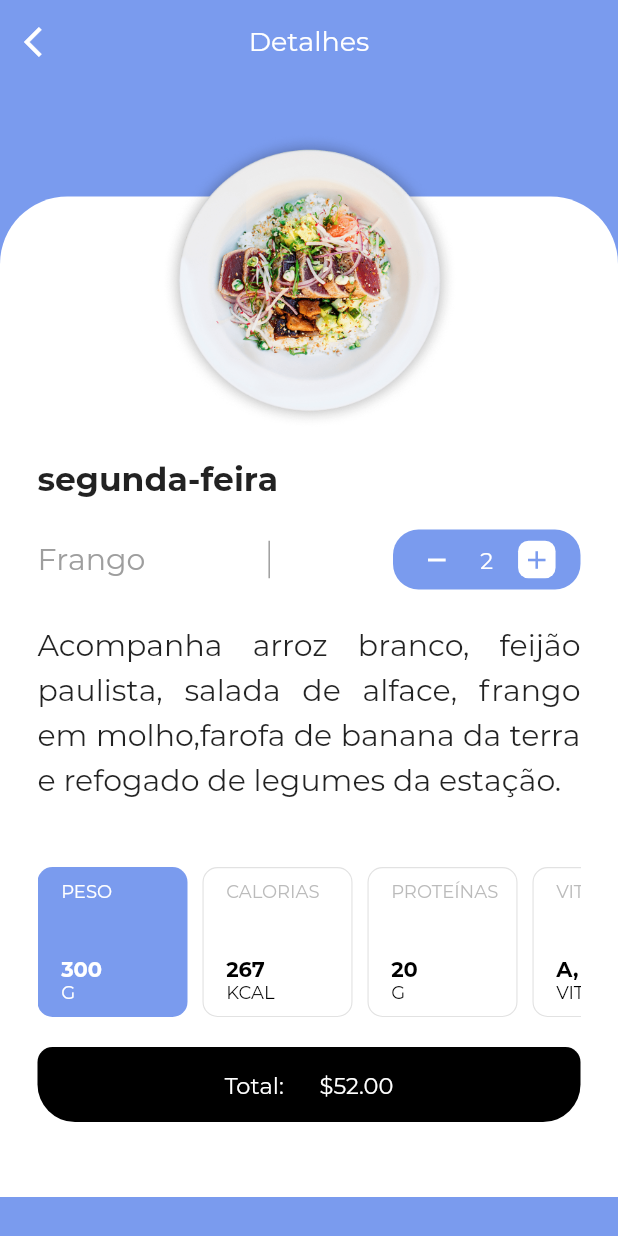
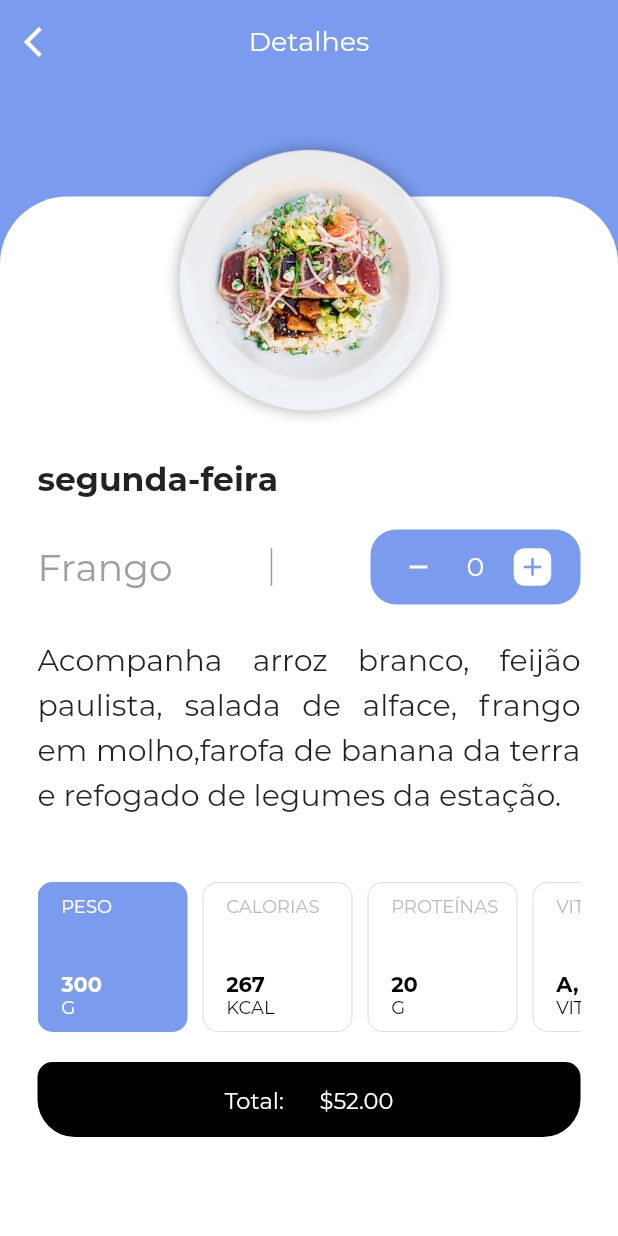
Before and after one commit to mariugo/food_delivery, a Flutter app: the screen it shows after launch, after a tap on "segunda-feira", on a phone screen of 412 x 824 dp. Run offline on Flutter 3.47's test engine with Material 2 defaults, Android fonts, the phone set to English and light mode, and no system bars.

Commit message:
Changes to gradle, sdk 29, +/- buttons

```diff
--- a/lib/screens/home.dart
+++ b/lib/screens/home.dart
@@ -47,20 +47,21 @@ class _HomeState extends State<Home> {
                 height: 40.0,
               ),
               Container(
-                height: MediaQuery.of(context).size.height - 185.0,
+                height: MediaQuery.of(context).size.height,
                 decoration: BoxDecoration(
                   color: Colors.white,
                   borderRadius:
                       BorderRadius.only(topLeft: Radius.circular(75.0)),
                 ),
                 child: ListView(
+                  physics: const NeverScrollableScrollPhysics(),
                   primary: false,
                   padding: EdgeInsets.only(left: 25.0, right: 20.0),
                   children: <Widget>[
                     Padding(
                         padding: EdgeInsets.only(top: 45.0),
                         child: Container(
-                          height: MediaQuery.of(context).size.height - 300.0,
+                          height: MediaQuery.of(context).size.height,
                           child: ListView(
                             children: <Widget>[
                               _construirMenu('assets/segunda.png',
@@ -74,7 +75,7 @@ class _HomeState extends State<Home> {
                               _construirMenu(
                                   'assets/sexta.png', 'sexta-feira', '\$15,00'),
                               SizedBox(
-                                height: 40.0,
+                                height: 50.0,
                               ),
                               Row(
                                 mainAxisAlignment:
@@ -105,7 +106,8 @@ class _HomeState extends State<Home> {
                                           width: 1.0),
                                       borderRadius: BorderRadius.circular(20.0),
                                     ),
-                                    child: Center(
+                                    child: FlatButton(
+                                      onPressed: () {},
                                       child: Icon(Icons.shopping_basket,
                                           color: Colors.black),
                                     ),
@@ -115,13 +117,13 @@ class _HomeState extends State<Home> {
                                     width: 120.0,
                                     decoration: BoxDecoration(
                                         border: Border.all(
-                                            color: Colors.grey,
                                             style: BorderStyle.solid,
                                             width: 1.0),
                                         borderRadius:
                                             BorderRadius.circular(20.0),
                                         color: Color(0xFF1C1428)),
-                                    child: Center(
+                                    child: FlatButton(
+                                        onPressed: () {},
                                         child: Text('Comprar',
                                             style: TextStyle(
                                                 fontFamily: 'Montserrat',
--- a/lib/screens/tela_info.dart
+++ b/lib/screens/tela_info.dart
@@ -13,6 +13,7 @@ class TelaInfo extends StatefulWidget {
 
 class _TelaInfoState extends State<TelaInfo> {
   var comidaEscolhida = 'PESO';
+  int qtd = 0;
 
   @override
   Widget build(BuildContext context) {
@@ -42,10 +43,11 @@ class _TelaInfoState extends State<TelaInfo> {
 //            )
           ],
         ),
-        body: ListView(children: [
+        body:
+            ListView(physics: const NeverScrollableScrollPhysics(), children: [
           Stack(children: [
             Container(
-                height: MediaQuery.of(context).size.height - 82.0,
+                height: MediaQuery.of(context).size.height,
                 width: MediaQuery.of(context).size.width,
                 color: Colors.transparent),
             Positioned(
@@ -90,12 +92,12 @@ class _TelaInfoState extends State<TelaInfo> {
                         Text(widget.precoComida,
                             style: TextStyle(
                                 fontFamily: 'Montserrat',
-                                fontSize: 20.0,
+                                fontSize: 25.0,
                                 color: Colors.grey)),
                         Container(height: 25.0, color: Colors.grey, width: 1.0),
                         Container(
-                          width: 125.0,
-                          height: 40.0,
+                          width: 140.0,
+                          height: 50.0,
                           decoration: BoxDecoration(
                               borderRadius: BorderRadius.circular(17.0),
                               color: Color(0xFF7A9BEE)),
@@ -103,7 +105,13 @@ class _TelaInfoState extends State<TelaInfo> {
                             mainAxisAlignment: MainAxisAlignment.spaceEvenly,
                             children: <Widget>[
                               InkWell(
-                                onTap: () {},
+                                onTap: () {
+                                  if (qtd > 0) {
+                                    setState(() {
+                                      qtd--;
+                                    });
+                                  }
+                                }, // REMOVE AN ITEM
                                 child: Container(
                                   height: 25.0,
                                   width: 25.0,
@@ -119,13 +127,17 @@ class _TelaInfoState extends State<TelaInfo> {
                                   ),
                                 ),
                               ),
-                              Text('2',
+                              Text('$qtd',
                                   style: TextStyle(
                                       color: Colors.white,
                                       fontFamily: 'Montserrat',
-                                      fontSize: 15.0)),
+                                      fontSize: 18.0)),
                               InkWell(
-                                onTap: () {},
+                                onTap: () {
+                                  setState(() {
+                                    qtd++;
+                                  });
+                                }, //ADD AN ITEM
                                 child: Container(
                                   height: 25.0,
                                   width: 25.0,
@@ -191,7 +203,7 @@ class _TelaInfoState extends State<TelaInfo> {
                             color: Colors.black),
                         height: 50.0,
                         child: Center(
-                          child: Text('Total: \$52.00',
+                          child: Text('Total: \$52.00', //CALCULATE TOTAL
                               style: TextStyle(
                                   color: Colors.white,
                                   fontSize: 15.0,
@@ -207,6 +219,7 @@ class _TelaInfoState extends State<TelaInfo> {
   }
 
   Widget _buildInfoCard(String informacao, String info, String unit) {
+    // CHANGE TO FOOD OBJECTS FOOD_MENU.DART
     return InkWell(
         onTap: () {
           selectCard(informacao);
--- a/pubspec.yaml
+++ b/pubspec.yaml
@@ -13,8 +13,8 @@ dependencies:
   # The following adds the Cupertino Icons font to your application.
   # Use with the CupertinoIcons class for iOS style icons.
   cupertino_icons: ^0.1.3
-  cloud_firestore: ^0.13.6
-  firebase_core: ^0.4.5
+  cloud_firestore: ^0.14.0+2
+  firebase_core: ^0.5.0
 
 dev_dependencies:
   flutter_test:
```
Also changed, not shown: lib/main.dart (+0 -12 lines), pubspec.lock, 2 other files.
